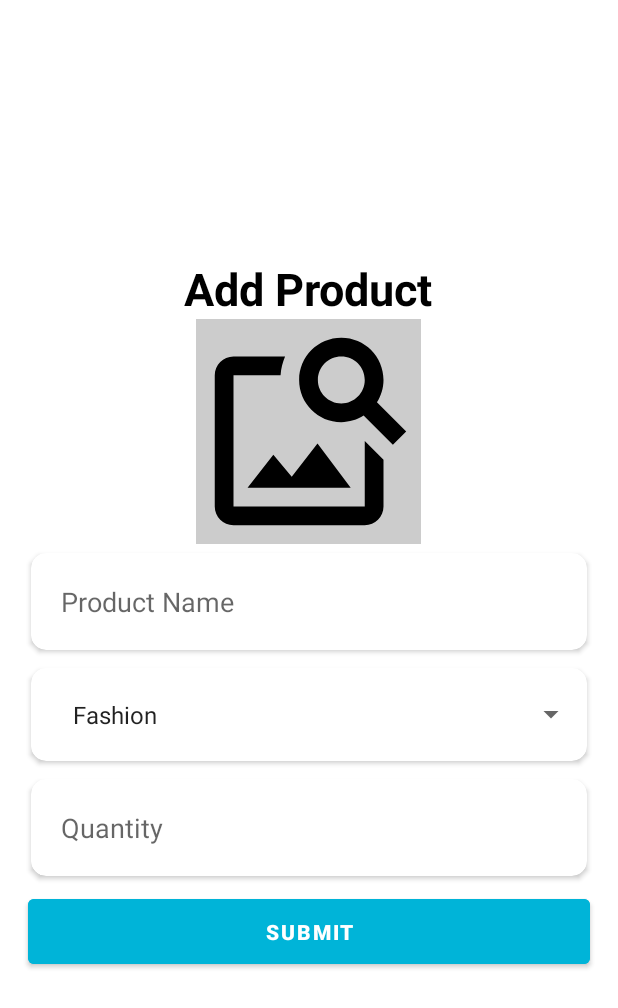
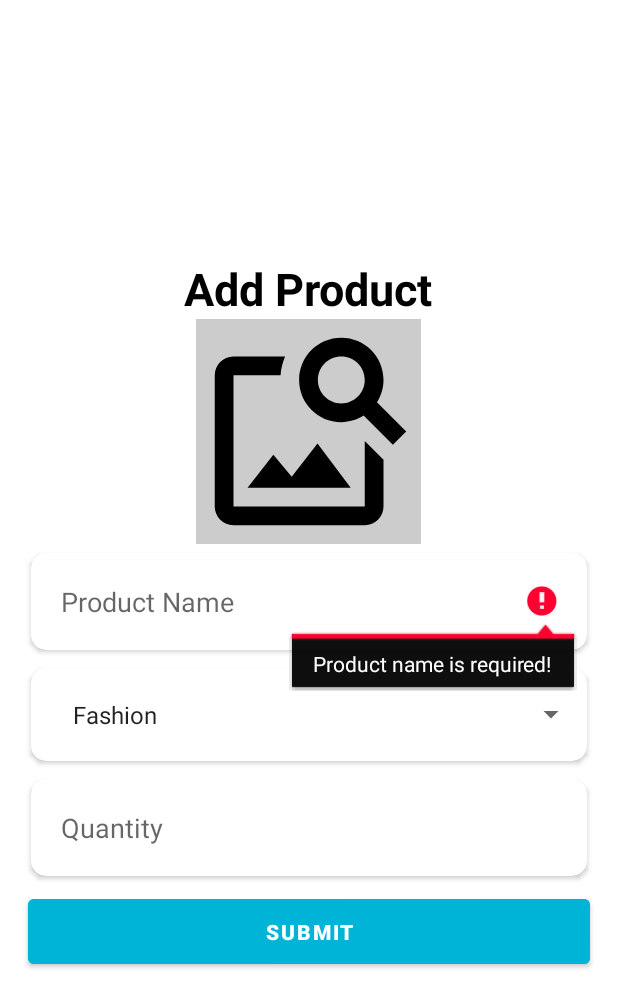
Before and after one commit to azisnurjaman/Final-Project-2, an Android app: the AddStockActivity screen opened directly, with no data from a screen before it, after a tap on "SUBMIT", on a phone screen of 412 x 824 dp. Shown: the top 1008 px of the screen. Run offline under Robolectric (Android 15) with nearby library versions, the phone set to English and light mode, and no system bars; our stand-ins replace Firebase (no records; nobody signed in at launch, a user with empty details on screens opened directly).

Commit message:
Add stock/product bug fixed

```diff
--- a/app/src/main/java/com/example/e_commerce/AddStockActivity.java
+++ b/app/src/main/java/com/example/e_commerce/AddStockActivity.java
@@ -9,6 +9,7 @@ import android.content.Intent;
 import android.graphics.Bitmap;
 import android.graphics.BitmapFactory;
 import android.graphics.drawable.BitmapDrawable;
+import android.graphics.drawable.Drawable;
 import android.net.Uri;
 import android.os.Bundle;
 import android.provider.MediaStore;
@@ -40,7 +41,7 @@ import java.util.List;
 import java.util.Locale;
 
 public class AddStockActivity extends AppCompatActivity {
-    private EditText etQuantity, etProductName, etProductDescription, etProductPicture;
+    private EditText etQuantity, etProductName, etProductDescription;
     private ImageView img;
     private Button btnAddStock;
     private Spinner dropdownCategory;
@@ -62,7 +63,7 @@ public class AddStockActivity extends AppCompatActivity {
         btnAddStock.setOnClickListener(new View.OnClickListener() {
             @Override
             public void onClick(View view) {
-                upload();
+                addStock();
             }
         });
 
@@ -130,8 +131,8 @@ public class AddStockActivity extends AppCompatActivity {
         bitmap.compress(Bitmap.CompressFormat.PNG, 100, baos);
         byte[] data = baos.toByteArray();
 
-        FirebaseStorage storage = FirebaseStorage.getInstance("gs://final-project-44dce.appspot.com");
-        StorageReference storageRef = storage.getReference("images").child(new Date().getTime()+".png");
+        FirebaseStorage storage = FirebaseStorage.getInstance();
+        StorageReference storageRef = storage.getReference("images").child("IMG"+new Date().getTime()+".png");
 
         UploadTask uploadTask = storageRef.putBytes(data);
         uploadTask.addOnFailureListener(new OnFailureListener() {
@@ -147,9 +148,7 @@ public class AddStockActivity extends AppCompatActivity {
                         taskSnapshot.getMetadata().getReference().getDownloadUrl().addOnCompleteListener(new OnCompleteListener<Uri>() {
                             @Override
                             public void onComplete(@NonNull Task<Uri> task) {
-                                if (task.getResult() != null) {
-                                    addStock();
-                                } else {
+                                if (task.getResult() == null) {
                                     Toast.makeText(AddStockActivity.this, "Error! Something went wrong.", Toast.LENGTH_SHORT).show();
                                 }
                             }
@@ -167,32 +166,32 @@ public class AddStockActivity extends AppCompatActivity {
     private void addStock() {
         id = FirebaseStockUtils.getRefrence(FirebaseStockUtils.ITEMS_PATH).push().getKey();
         String quantity = etQuantity.getText().toString();
-        String category = dropdownCategory.getSelectedItem().toString().toLowerCase(Locale.ROOT);
+        String category = dropdownCategory.getSelectedItem().toString();
         String productName = etProductName.getText().toString();
-        String image = img.getImageMatrix().toString();
+        String image = img.getDrawable().toString();
 
+        if (image.equals(R.drawable.ic_baseline_image_search_24)) {
+            Toast.makeText(AddStockActivity.this, "Product image is required!", Toast.LENGTH_SHORT).show();
+            img.requestFocus();
+            return;
+        }
+        if (productName.isEmpty()) {
+            etProductName.setError("Product name is required!");
+            etProductName.requestFocus();
+            return;
+        }
         if (quantity.isEmpty()) {
             etQuantity.setError("Quantity is required!");
             etQuantity.requestFocus();
             return;
         }
-        if (productName.isEmpty()) {
-            etProductName.setError("Product Name is required!");
-            etProductName.requestFocus();
-            return;
-        }
-        if (image.isEmpty()) {
-            etProductPicture.setError("Product Picture Link is required!");
-            etProductPicture.requestFocus();
-            return;
-        }
 
         Stock stock = new Stock (id, quantity, category, productName, image);
-        db.getInstance("https://final-project-44dce-default-rtdb.asia-southeast1.firebasedatabase.app/")
-                .getReference("products")
-                .child(FirebaseAuth.getInstance().getCurrentUser().getUid()).setValue(stock).addOnCompleteListener(new OnCompleteListener<Void>() {
+        FirebaseStockUtils.getRefrence(FirebaseStockUtils.ITEMS_PATH).child(id)
+                .setValue(stock).addOnCompleteListener(new OnCompleteListener<Void>() {
             @Override
             public void onComplete(@NonNull Task<Void> task) {
+                upload();
                 Toast.makeText(AddStockActivity.this, "Product has been successfully added!", Toast.LENGTH_SHORT).show();
                 Intent intent = new Intent(AddStockActivity.this, AdminActivity.class);
                 startActivity(intent);
--- a/app/src/main/res/layout/activity_add_stock.xml
+++ b/app/src/main/res/layout/activity_add_stock.xml
@@ -89,7 +89,8 @@
             android:hint="Quantity"
             android:padding="20dp"
             android:textColor="@color/black"
-            android:background="@null"/>
+            android:background="@null"
+            android:inputType="number"/>
 
     </androidx.cardview.widget.CardView>
 
--- a/app/src/main/res/values/colors.xml
+++ b/app/src/main/res/values/colors.xml
@@ -8,4 +8,5 @@
     <color name="black">#FF000000</color>
     <color name="white">#FFFFFFFF</color>
     <color name="blue">#00b4d8</color>
+    <color name="red">#FF0000</color>
 </resources>
--- a/app/src/main/res/values/strings.xml
+++ b/app/src/main/res/values/strings.xml
@@ -14,8 +14,8 @@
 
     <string-array name="category">
         <item>Fashion</item>
-        <item>Electronics</item>
-        <item>Books</item>
+        <item>Electronic</item>
+        <item>Book</item>
         <item>Others</item>
     </string-array>
 
```
Lines whose indentation alone changed are shown as unchanged.
